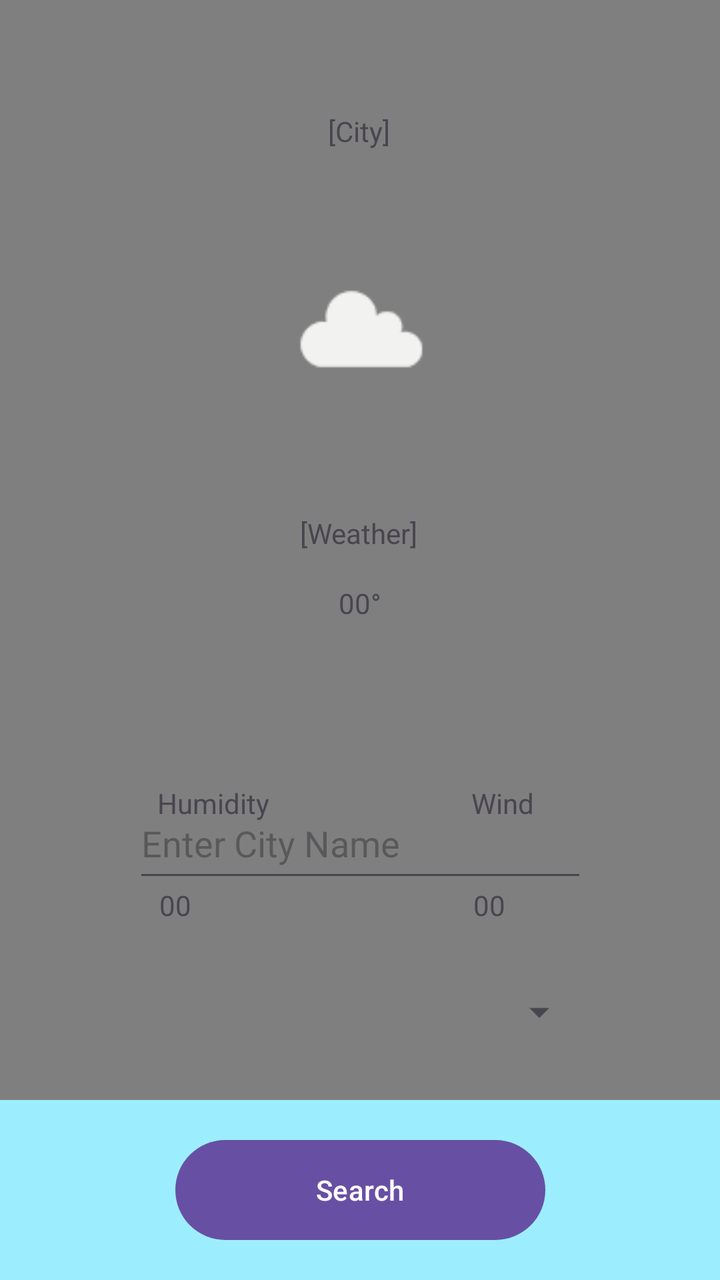
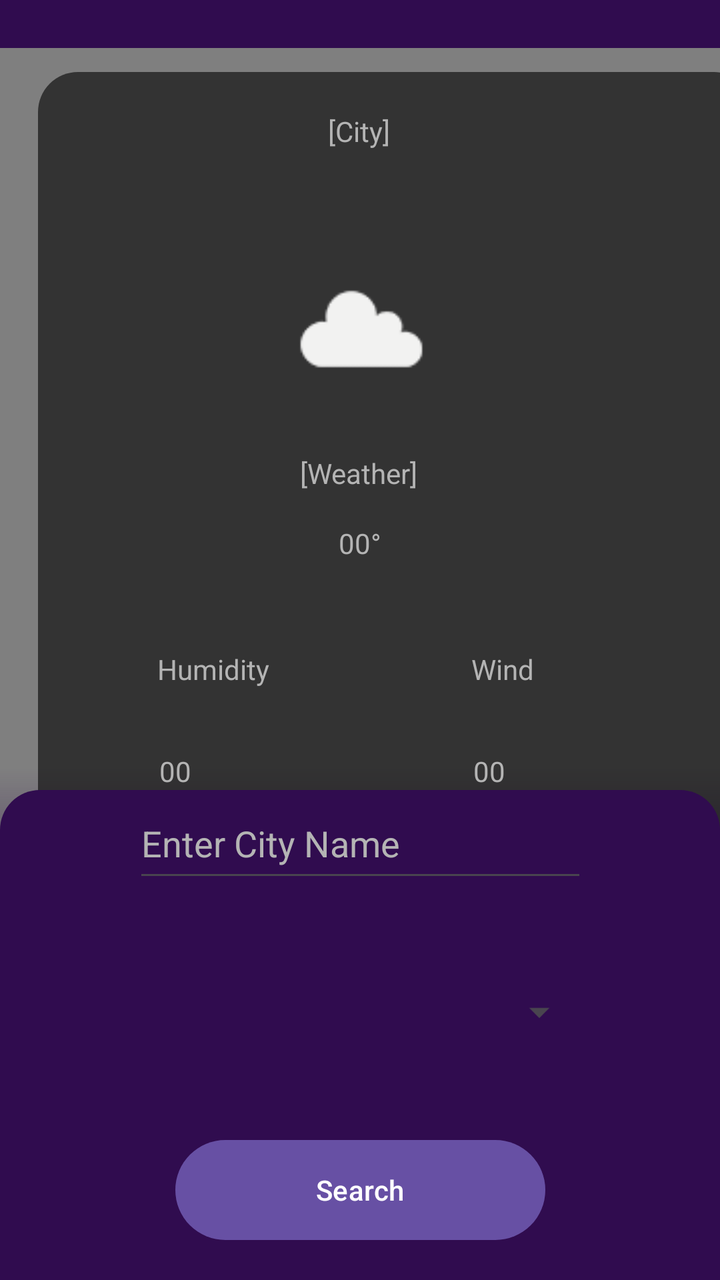

Screens rendered from an Android XML layout before and after an edit, with the pre-edit source and the edit as a unified diff.
<!-- AndroidManifest.xml: application theme Theme.AndroidWeather -->
<!-- res/layout/activity_main.xml -->
<?xml version="1.0" encoding="utf-8"?>
<androidx.constraintlayout.widget.ConstraintLayout xmlns:android="http://schemas.android.com/apk/res/android"
    xmlns:app="http://schemas.android.com/apk/res-auto"
    xmlns:tools="http://schemas.android.com/tools"
    android:id="@+id/main"
    android:layout_width="match_parent"
    android:layout_height="match_parent"
    android:background="#9CEEFF"
    tools:context=".MainActivity">

    <VideoView
        android:id="@+id/videoBackground"
        android:layout_width="match_parent"
        android:layout_height="550dp"
        app:layout_constraintTop_toTopOf="parent"
        app:resize_mode="zoom"
        app:use_controller="false" />


    <TextView
        android:id="@+id/cityText"
        android:layout_width="wrap_content"
        android:layout_height="wrap_content"
        android:layout_marginTop="56dp"
        android:text="@string/city"
        app:layout_constraintEnd_toEndOf="parent"
        app:layout_constraintHorizontal_bias="0.498"
        app:layout_constraintStart_toStartOf="parent"
        app:layout_constraintTop_toTopOf="parent" />

    <ImageView
        android:id="@+id/weatherImageView"
        android:layout_width="103dp"
        android:layout_height="106dp"
        android:layout_marginTop="36dp"
        app:layout_constraintEnd_toEndOf="parent"
        app:layout_constraintStart_toStartOf="parent"
        app:layout_constraintTop_toBottomOf="@+id/cityText"
        app:srcCompat="@drawable/d03" />

    <Button
        android:id="@+id/btnSearch"
        android:layout_width="185dp"
        android:layout_height="58dp"
        android:layout_marginBottom="16dp"
        android:text="@string/search"
        app:layout_constraintBottom_toBottomOf="parent"
        app:layout_constraintEnd_toEndOf="parent"
        app:layout_constraintStart_toStartOf="parent" />

    <EditText
        android:id="@+id/cityInput"
        android:layout_width="227dp"
        android:layout_height="52dp"
        android:layout_marginBottom="120dp"
        android:ems="10"
        android:hint="@string/enter_city_name"
        android:inputType="text"
        app:layout_constraintBottom_toTopOf="@+id/btnSearch"
        app:layout_constraintEnd_toEndOf="parent"
        app:layout_constraintStart_toStartOf="parent" />

    <TextView
        android:id="@+id/humidityLabel"
        android:layout_width="wrap_content"
        android:layout_height="wrap_content"
        android:layout_marginTop="392dp"
        android:text="@string/humidity"
        app:layout_constraintEnd_toEndOf="parent"
        app:layout_constraintHorizontal_bias="0.259"
        app:layout_constraintStart_toStartOf="parent"
        app:layout_constraintTop_toTopOf="parent" />

    <TextView
        android:id="@+id/windText"
        android:layout_width="wrap_content"
        android:layout_height="wrap_content"
        android:layout_marginTop="32dp"
        android:text="00"
        app:layout_constraintEnd_toEndOf="parent"
        app:layout_constraintHorizontal_bias="0.688"
        app:layout_constraintStart_toStartOf="parent"
        app:layout_constraintTop_toBottomOf="@+id/windLabel" />

    <TextView
        android:id="@+id/humidityText"
        android:layout_width="wrap_content"
        android:layout_height="wrap_content"
        android:layout_marginTop="32dp"
        android:text="00"
        app:layout_constraintEnd_toEndOf="parent"
        app:layout_constraintHorizontal_bias="0.232"
        app:layout_constraintStart_toStartOf="parent"
        app:layout_constraintTop_toBottomOf="@+id/humidityLabel" />

    <TextView
        android:id="@+id/windLabel"
        android:layout_width="wrap_content"
        android:layout_height="wrap_content"
        android:layout_marginTop="392dp"
        android:text="@string/wind"
        app:layout_constraintEnd_toEndOf="parent"
        app:layout_constraintHorizontal_bias="0.717"
        app:layout_constraintStart_toStartOf="parent"
        app:layout_constraintTop_toTopOf="parent" />

    <TextView
        android:id="@+id/weatherText"
        android:layout_width="wrap_content"
        android:layout_height="wrap_content"
        android:layout_marginTop="40dp"
        android:text="@string/weather"
        app:layout_constraintEnd_toEndOf="parent"
        app:layout_constraintHorizontal_bias="0.498"
        app:layout_constraintStart_toStartOf="parent"
        app:layout_constraintTop_toBottomOf="@+id/weatherImageView" />

    <TextView
        android:id="@+id/tempText"
        android:layout_width="wrap_content"
        android:layout_height="wrap_content"
        android:layout_marginTop="16dp"
        android:text="00°"
        app:layout_constraintEnd_toEndOf="parent"
        app:layout_constraintStart_toStartOf="parent"
        app:layout_constraintTop_toBottomOf="@+id/weatherText" />

    <Spinner
        android:id="@+id/countrySpinner"
        android:layout_width="227dp"
        android:layout_height="52dp"
        app:layout_constraintBottom_toTopOf="@+id/btnSearch"
        app:layout_constraintEnd_toEndOf="parent"
        app:layout_constraintStart_toStartOf="parent"
        app:layout_constraintTop_toBottomOf="@+id/cityInput" />


</androidx.constraintlayout.widget.ConstraintLayout>
<!-- resources referenced by this layout -->
<resources>
  <!-- drawable d03: png bitmap (drawable, 719 bytes) -->
  <string name="city">[City]</string>
  <string name="enter_city_name">Enter City Name</string>
  <string name="humidity">Humidity</string>
  <string name="search">Search</string>
  <string name="weather">[Weather]</string>
  <string name="wind">Wind</string>
  <style name="Theme.AndroidWeather" parent="Base.Theme.AndroidWeather" />
  <style name="Base.Theme.AndroidWeather" parent="Theme.Material3.DayNight.NoActionBar">
          
          
      </style>
</resources>

<!-- the commit's change to res/layout/activity_main.xml (unified diff, before → after) -->
@@ -5,17 +5,48 @@
     android:id="@+id/main"
     android:layout_width="match_parent"
     android:layout_height="match_parent"
-    android:background="#9CEEFF"
+    android:background="#300C4F"
     tools:context=".MainActivity">
+
 
     <VideoView
         android:id="@+id/videoBackground"
-        android:layout_width="match_parent"
-        android:layout_height="550dp"
+        android:layout_width="0dp"
+        android:layout_height="0dp"
+        android:layout_marginTop="24dp"
+        app:layout_constraintEnd_toEndOf="parent"
+        app:layout_constraintHeight_percent="0.75"
+        app:layout_constraintStart_toStartOf="parent"
         app:layout_constraintTop_toTopOf="parent"
         app:resize_mode="zoom"
         app:use_controller="false" />
 
+    <View
+        android:id="@+id/fade"
+        android:layout_width="0dp"
+        android:layout_height="120dp"
+        android:background="@drawable/fade"
+        app:layout_constraintBottom_toBottomOf="@id/videoBackground"
+        app:layout_constraintEnd_toEndOf="parent"
+        app:layout_constraintStart_toStartOf="parent" />
+
+
+    <LinearLayout
+        android:id="@+id/infoBox"
+        android:layout_width="358dp"
+        android:layout_height="400dp"
+        android:layout_marginStart="24dp"
+        android:layout_marginTop="36dp"
+        android:layout_marginEnd="24dp"
+        android:background="@drawable/info_box"
+        android:orientation="vertical"
+        android:padding="20dp"
+        app:layout_constraintEnd_toEndOf="parent"
+        app:layout_constraintHorizontal_bias="0.111"
+        app:layout_constraintStart_toStartOf="parent"
+        app:layout_constraintTop_toTopOf="parent">
+
+    </LinearLayout>
 
     <TextView
         android:id="@+id/cityText"
@@ -23,6 +54,7 @@
         android:layout_height="wrap_content"
         android:layout_marginTop="56dp"
         android:text="@string/city"
+        android:textColor="#B4B4B4"
         app:layout_constraintEnd_toEndOf="parent"
         app:layout_constraintHorizontal_bias="0.498"
         app:layout_constraintStart_toStartOf="parent"
@@ -37,6 +69,21 @@
         app:layout_constraintStart_toStartOf="parent"
         app:layout_constraintTop_toBottomOf="@+id/cityText"
         app:srcCompat="@drawable/d03" />
+
+
+    <LinearLayout
+        android:id="@+id/infoBox2"
+        android:layout_width="0dp"
+        android:layout_height="245dp"
+        android:background="@drawable/info_box2"
+        android:orientation="vertical"
+        android:padding="20dp"
+        app:layout_constraintBottom_toBottomOf="parent"
+        app:layout_constraintEnd_toEndOf="parent"
+        app:layout_constraintStart_toStartOf="parent">
+
+    </LinearLayout>
+
 
     <Button
         android:id="@+id/btnSearch"
@@ -56,6 +103,8 @@
         android:ems="10"
         android:hint="@string/enter_city_name"
         android:inputType="text"
+        android:textColor="#B4B4B4"
+        android:textColorHint="#B4B4B4"
         app:layout_constraintBottom_toTopOf="@+id/btnSearch"
         app:layout_constraintEnd_toEndOf="parent"
         app:layout_constraintStart_toStartOf="parent" />
@@ -64,8 +113,9 @@
         android:id="@+id/humidityLabel"
         android:layout_width="wrap_content"
         android:layout_height="wrap_content"
-        android:layout_marginTop="392dp"
+        android:layout_marginTop="325dp"
         android:text="@string/humidity"
+        android:textColor="#B4B4B4"
         app:layout_constraintEnd_toEndOf="parent"
         app:layout_constraintHorizontal_bias="0.259"
         app:layout_constraintStart_toStartOf="parent"
@@ -77,6 +127,7 @@
         android:layout_height="wrap_content"
         android:layout_marginTop="32dp"
         android:text="00"
+        android:textColor="#B4B4B4"
         app:layout_constraintEnd_toEndOf="parent"
         app:layout_constraintHorizontal_bias="0.688"
         app:layout_constraintStart_toStartOf="parent"
@@ -88,6 +139,7 @@
         android:layout_height="wrap_content"
         android:layout_marginTop="32dp"
         android:text="00"
+        android:textColor="#B4B4B4"
         app:layout_constraintEnd_toEndOf="parent"
         app:layout_constraintHorizontal_bias="0.232"
         app:layout_constraintStart_toStartOf="parent"
@@ -97,8 +149,9 @@
         android:id="@+id/windLabel"
         android:layout_width="wrap_content"
         android:layout_height="wrap_content"
-        android:layout_marginTop="392dp"
+        android:layout_marginTop="325dp"
         android:text="@string/wind"
+        android:textColor="#B4B4B4"
         app:layout_constraintEnd_toEndOf="parent"
         app:layout_constraintHorizontal_bias="0.717"
         app:layout_constraintStart_toStartOf="parent"
@@ -108,8 +161,9 @@
         android:id="@+id/weatherText"
         android:layout_width="wrap_content"
         android:layout_height="wrap_content"
-        android:layout_marginTop="40dp"
+        android:layout_marginTop="10dp"
         android:text="@string/weather"
+        android:textColor="#B4B4B4"
         app:layout_constraintEnd_toEndOf="parent"
         app:layout_constraintHorizontal_bias="0.498"
         app:layout_constraintStart_toStartOf="parent"
@@ -121,6 +175,7 @@
         android:layout_height="wrap_content"
         android:layout_marginTop="16dp"
         android:text="00°"
+        android:textColor="#B4B4B4"
         app:layout_constraintEnd_toEndOf="parent"
         app:layout_constraintStart_toStartOf="parent"
         app:layout_constraintTop_toBottomOf="@+id/weatherText" />
@@ -129,6 +184,8 @@
         android:id="@+id/countrySpinner"
         android:layout_width="227dp"
         android:layout_height="52dp"
+        android:textColor="#B4B4B4"
+        android:textColorHint="#B4B4B4"
         app:layout_constraintBottom_toTopOf="@+id/btnSearch"
         app:layout_constraintEnd_toEndOf="parent"
         app:layout_constraintStart_toStartOf="parent"
<!-- resource entries referenced after the edit -->
@@ -1,6 +1,44 @@
 <!-- resources referenced by this layout -->
 <resources>
   <!-- drawable d03: png bitmap (drawable, 719 bytes) -->
+  <!-- drawable fade (drawable) -->
+  <?xml version="1.0" encoding="utf-8"?>
+  <shape xmlns:android="http://schemas.android.com/apk/res/android"
+      android:shape="rectangle">
+  
+      
+  
+      <gradient
+          android:angle="90"
+          android:startColor="#300C4F"
+  
+          android:endColor="#00000000"
+          android:centerY="0.65"
+          />
+  
+  </shape>
+  <!-- drawable info_box (drawable) -->
+  <?xml version="1.0" encoding="utf-8"?>
+  <shape xmlns:android="http://schemas.android.com/apk/res/android" android:shape="rectangle">
+  
+      <solid android:color="#99000000" />
+  
+      <corners android:radius="20dp" />
+  
+  </shape>
+  <!-- drawable info_box2 (drawable) -->
+  <?xml version="1.0" encoding="utf-8"?>
+  <shape xmlns:android="http://schemas.android.com/apk/res/android" android:shape="rectangle">
+  
+      <solid android:color="#300C4F" />
+  
+      <corners
+          android:topLeftRadius="20dp"
+          android:topRightRadius="20dp"
+          android:bottomLeftRadius="0dp"
+          android:bottomRightRadius="0dp" />
+  
+  </shape>
   <string name="city">[City]</string>
   <string name="enter_city_name">Enter City Name</string>
   <string name="humidity">Humidity</string>
